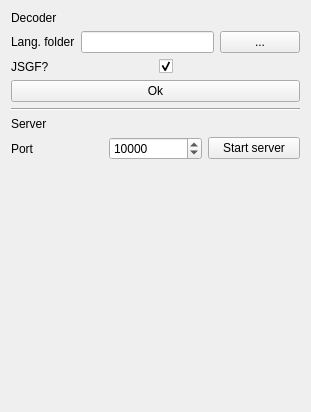
The window that SpeechMe/ui/config.ui (emiguelt/SpeechMe) describes before a commit, drawn with Qt 5.
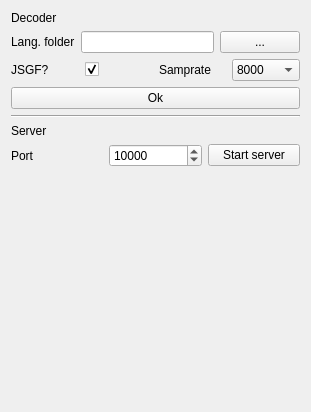
The same window after the commit.

```diff
--- a/SpeechMe/ui/config.ui
+++ b/SpeechMe/ui/config.ui
@@ -61,6 +61,32 @@
        </property>
       </widget>
      </item>
+     <item>
+      <widget class="QLabel" name="label_3">
+       <property name="text">
+        <string>Samprate</string>
+       </property>
+      </widget>
+     </item>
+     <item>
+      <widget class="QComboBox" name="sampRateCombo">
+       <item>
+        <property name="text">
+         <string>8000</string>
+        </property>
+       </item>
+       <item>
+        <property name="text">
+         <string>11050</string>
+        </property>
+       </item>
+       <item>
+        <property name="text">
+         <string>16000</string>
+        </property>
+       </item>
+      </widget>
+     </item>
     </layout>
    </item>
    <item>
```
